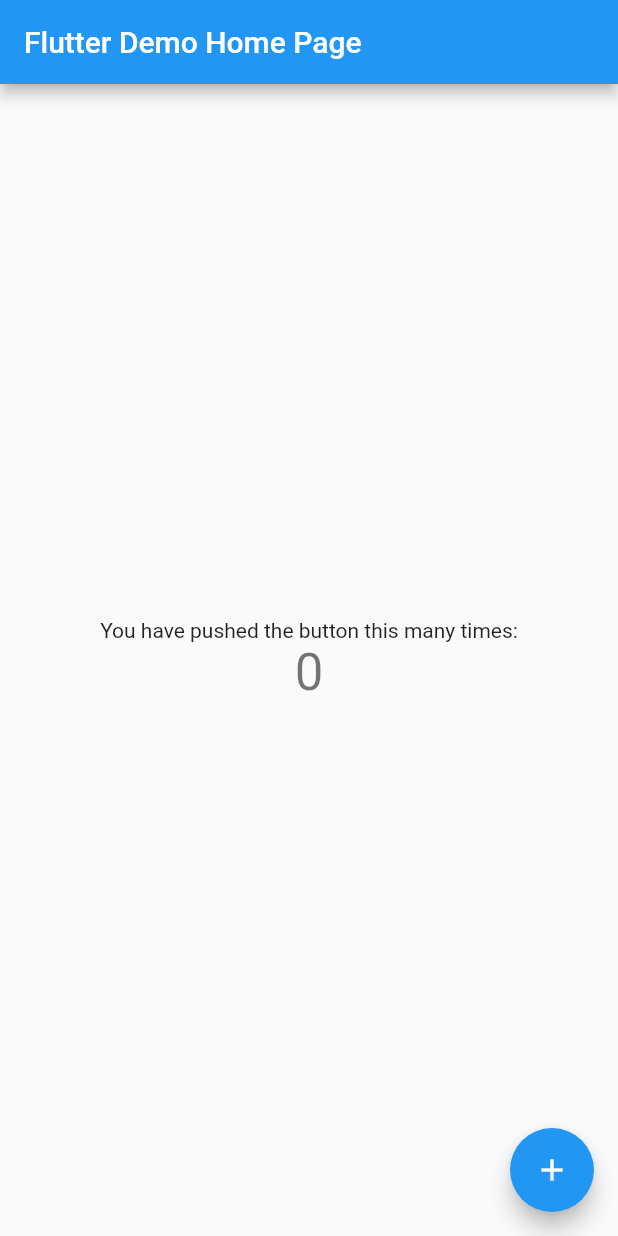
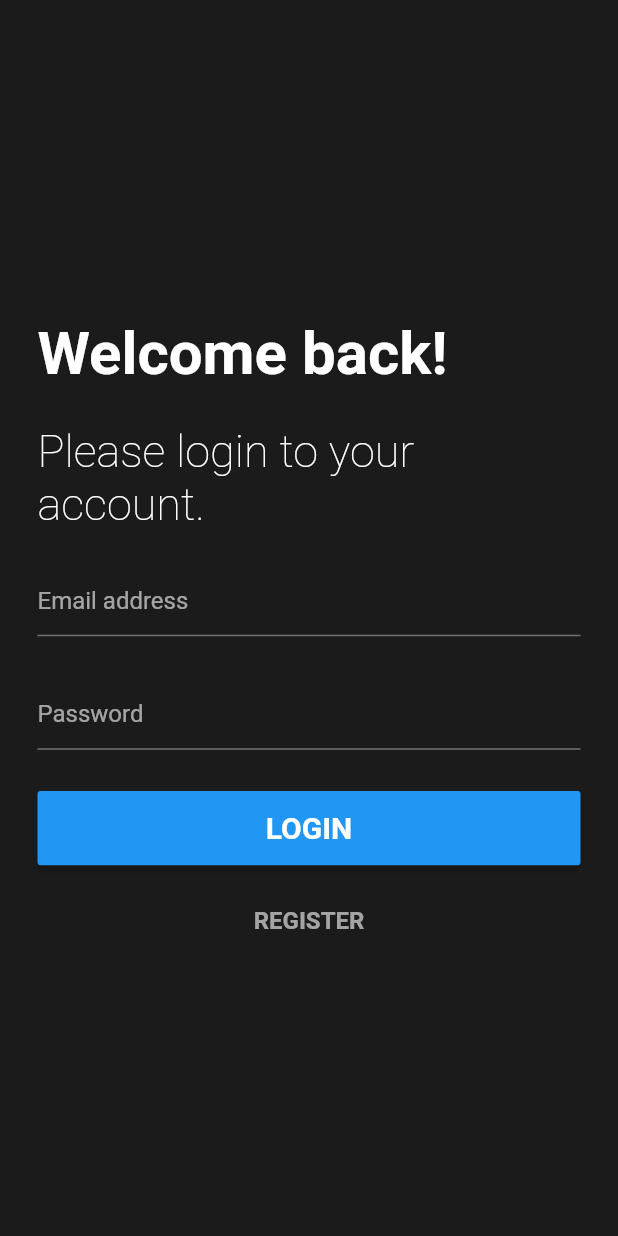
Before and after one commit to bharatbudhori/Text_It, a Flutter app: the screen it shows after launch, on a phone screen of 412 x 824 dp. Run offline on Flutter 3.47's test engine with Material 2 defaults, Android fonts, the phone set to English and light mode, and no system bars; our stand-ins replace firebase_analytics, firebase_auth; accounts and stored records are empty.

Commit message:
worked on auth screen

```diff
--- a/lib/main.dart
+++ b/lib/main.dart
@@ -1,114 +1,25 @@
 import 'package:flutter/material.dart';
 import 'package:firebase_analytics/firebase_analytics.dart';
+
+import 'package:chati_fy/pages/login_page.dart';
 
 void main() {
   runApp(MyApp());
 }
 
 class MyApp extends StatelessWidget {
-  // This widget is the root of your application.
   @override
   Widget build(BuildContext context) {
     return MaterialApp(
-      title: 'Flutter Demo',
+      debugShowCheckedModeBanner: false,
+      title: 'ChatiFy',
       theme: ThemeData(
-        // This is the theme of your application.
-        //
-        // Try running your application with "flutter run". You'll see the
-        // application has a blue toolbar. Then, without quitting the app, try
-        // changing the primarySwatch below to Colors.green and then invoke
-        // "hot reload" (press "r" in the console where you ran "flutter run",
-        // or simply save your changes to "hot reload" in a Flutter IDE).
-        // Notice that the counter didn't reset back to zero; the application
-        // is not restarted.
-        primarySwatch: Colors.blue,
+        brightness: Brightness.dark,
+        primaryColor: Color.fromRGBO(42, 117, 188, 1),
+        accentColor: Color.fromRGBO(42, 117, 188, 1),
+        backgroundColor: Color.fromRGBO(28, 27, 27, 1),
       ),
-      home: MyHomePage(title: 'Flutter Demo Home Page'),
+      home: LoginPage(),
     );
   }
 }
-
-class MyHomePage extends StatefulWidget {
-  MyHomePage({Key key, this.title}) : super(key: key);
-
-  // This widget is the home page of your application. It is stateful, meaning
-  // that it has a State object (defined below) that contains fields that affect
-  // how it looks.
-
-  // This class is the configuration for the state. It holds the values (in this
-  // case the title) provided by the parent (in this case the App widget) and
-  // used by the build method of the State. Fields in a Widget subclass are
-  // always marked "final".
-
-  final String title;
-
-  @override
-  _MyHomePageState createState() => _MyHomePageState();
-}
-
-class _MyHomePageState extends State<MyHomePage> {
-  int _counter = 0;
-
-  void _incrementCounter() {
-    setState(() {
-      // This call to setState tells the Flutter framework that something has
-      // changed in this State, which causes it to rerun the build method below
-      // so that the display can reflect the updated values. If we changed
-      // _counter without calling setState(), then the build method would not be
-      // called again, and so nothing would appear to happen.
-      _counter++;
-    });
-  }
-
-  @override
-  Widget build(BuildContext context) {
-    // This method is rerun every time setState is called, for instance as done
-    // by the _incrementCounter method above.
-    //
-    // The Flutter framework has been optimized to make rerunning build methods
-    // fast, so that you can just rebuild anything that needs updating rather
-    // than having to individually change instances of widgets.
-    return Scaffold(
-      appBar: AppBar(
-        // Here we take the value from the MyHomePage object that was created by
-        // the App.build method, and use it to set our appbar title.
-        title: Text(widget.title),
-      ),
-      body: Center(
-        // Center is a layout widget. It takes a single child and positions it
-        // in the middle of the parent.
-        child: Column(
-          // Column is also a layout widget. It takes a list of children and
-          // arranges them vertically. By default, it sizes itself to fit its
-          // children horizontally, and tries to be as tall as its parent.
-          //
-          // Invoke "debug painting" (press "p" in the console, choose the
-          // "Toggle Debug Paint" action from the Flutter Inspector in Android
-          // Studio, or the "Toggle Debug Paint" command in Visual Studio Code)
-          // to see the wireframe for each widget.
-          //
-          // Column has various properties to control how it sizes itself and
-          // how it positions its children. Here we use mainAxisAlignment to
-          // center the children vertically; the main axis here is the vertical
-          // axis because Columns are vertical (the cross axis would be
-          // horizontal).
-          mainAxisAlignment: MainAxisAlignment.center,
-          children: <Widget>[
-            Text(
-              'You have pushed the button this many times:',
-            ),
-            Text(
-              '$_counter',
-              style: Theme.of(context).textTheme.headline4,
-            ),
-          ],
-        ),
-      ),
-      floatingActionButton: FloatingActionButton(
-        onPressed: _incrementCounter,
-        tooltip: 'Increment',
-        child: Icon(Icons.add),
-      ), // This trailing comma makes auto-formatting nicer for build methods.
-    );
-  }
-}
--- /dev/null
+++ b/lib/pages/login_page.dart
@@ -0,0 +1,171 @@
+import 'package:flutter/material.dart';
+
+class LoginPage extends StatefulWidget {
+  @override
+  _LoginPageState createState() => _LoginPageState();
+}
+
+class _LoginPageState extends State<LoginPage> {
+  double _deviceHeight;
+  double _deviceWidth;
+
+  GlobalKey<FormState> _formKey;
+
+  _LoginPageState() {
+    _formKey = GlobalKey<FormState>();
+  }
+
+  @override
+  Widget build(BuildContext context) {
+    _deviceHeight = MediaQuery.of(context).size.height;
+    _deviceWidth = MediaQuery.of(context).size.height;
+
+    return Scaffold(
+      backgroundColor: Theme.of(context).backgroundColor,
+      body: Center(child: _loginPageUI()),
+    );
+  }
+
+  Widget _loginPageUI() {
+    return Container(
+      padding: EdgeInsets.all(25),
+      height: _deviceHeight * 0.6,
+      alignment: Alignment.center,
+      child: Column(
+        mainAxisAlignment: MainAxisAlignment.spaceEvenly,
+        mainAxisSize: MainAxisSize.max,
+        crossAxisAlignment: CrossAxisAlignment.start,
+        children: [
+          _headingWidget(),
+          _inputForm(),
+        ],
+      ),
+    );
+  }
+
+  Widget _headingWidget() {
+    return Container(
+      height: _deviceHeight * 0.20,
+      child: Column(
+        mainAxisAlignment: MainAxisAlignment.spaceAround,
+        mainAxisSize: MainAxisSize.max,
+        crossAxisAlignment: CrossAxisAlignment.start,
+        children: [
+          Text(
+            'Welcome back!',
+            style: TextStyle(
+              fontSize: 40,
+              fontWeight: FontWeight.w700,
+            ),
+          ),
+          Text(
+            'Please login to your account.',
+            softWrap: true,
+            style: TextStyle(
+              fontSize: 30,
+              fontWeight: FontWeight.w200,
+            ),
+          )
+        ],
+      ),
+    );
+  }
+
+  Widget _inputForm() {
+    return Container(
+      height: _deviceHeight * 0.3,
+      child: Form(
+        key: _formKey,
+        onChanged: () {},
+        child: Column(
+          mainAxisAlignment: MainAxisAlignment.spaceBetween,
+          crossAxisAlignment: CrossAxisAlignment.start,
+          mainAxisSize: MainAxisSize.max,
+          children: [
+            _emailTextField(),
+            _passwordTextField(),
+            _loginButton(),
+            _registerButton(),
+          ],
+        ),
+      ),
+    );
+  }
+
+  Widget _emailTextField() {
+    return TextFormField(
+      autocorrect: false,
+      style: TextStyle(
+        color: Colors.white,
+      ),
+      validator: (_input) {},
+      onSaved: (_input) {},
+      cursorColor: Colors.white,
+      decoration: InputDecoration(
+        hintText: 'Email address',
+        focusedBorder: UnderlineInputBorder(
+          borderSide: BorderSide(
+            color: Colors.white,
+          ),
+        ),
+      ),
+    );
+  }
+
+  Widget _passwordTextField() {
+    return TextFormField(
+      autocorrect: false,
+      obscureText: true,
+      style: TextStyle(
+        color: Colors.white,
+      ),
+      validator: (_input) {},
+      onSaved: (_input) {},
+      cursorColor: Colors.white,
+      decoration: InputDecoration(
+        hintText: 'Password',
+        focusedBorder: UnderlineInputBorder(
+          borderSide: BorderSide(
+            color: Colors.white,
+          ),
+        ),
+      ),
+    );
+  }
+
+  Widget _loginButton() {
+    return Container(
+      height: _deviceHeight * 0.06,
+      width: _deviceWidth,
+      child: MaterialButton(
+        onPressed: () {},
+        color: Colors.blue,
+        child: Text(
+          'LOGIN',
+          style: TextStyle(
+            fontSize: 20,
+            fontWeight: FontWeight.w700,
+          ),
+        ),
+      ),
+    );
+  }
+
+  Widget _registerButton() {
+    return Container(
+      width: double.infinity,
+      child: GestureDetector(
+        onTap: () {},
+        child: Text(
+          'REGISTER',
+          textAlign: TextAlign.center,
+          style: TextStyle(
+            fontSize: 16,
+            fontWeight: FontWeight.w700,
+            color: Colors.white60,
+          ),
+        ),
+      ),
+    );
+  }
+}
--- /dev/null
+++ b/lib/providers/auth_provider.dart
@@ -0,0 +1,12 @@
+import 'package:firebase_auth/firebase_auth.dart';
+import 'package:flutter/cupertino.dart';
+import 'package:provider/provider.dart';
+
+class AuthProvider extends ChangeNotifier {
+  static AuthProvider instance = AuthProvider();
+  AuthProvider() {}
+
+  void loginUserWithEmailAndPassword(String _email, String _password) {
+    try {} catch (error) {}
+  }
+}
```
